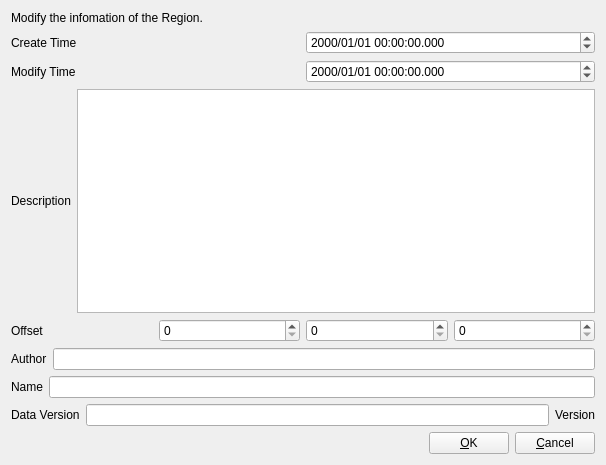
This is src/regionmodifyui.ui in DreamHelium/dhlrc as Qt 5 draws it before an edit. The edited form follows.
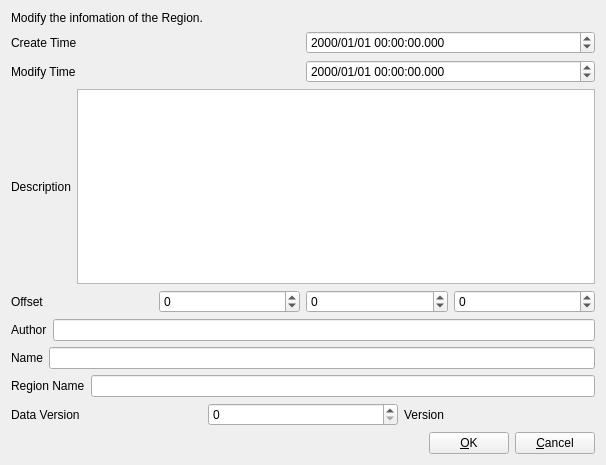
This is the edited form.

```diff
--- a/src/regionmodifyui.ui
+++ b/src/regionmodifyui.ui
@@ -81,13 +81,34 @@
       </widget>
      </item>
      <item>
-      <widget class="QSpinBox" name="xBox"/>
+      <widget class="QSpinBox" name="xBox">
+       <property name="minimum">
+        <number>-2147483647</number>
+       </property>
+       <property name="maximum">
+        <number>2147483647</number>
+       </property>
+      </widget>
      </item>
      <item>
-      <widget class="QSpinBox" name="yBox"/>
+      <widget class="QSpinBox" name="yBox">
+       <property name="minimum">
+        <number>-2147483647</number>
+       </property>
+       <property name="maximum">
+        <number>2147483647</number>
+       </property>
+      </widget>
      </item>
      <item>
-      <widget class="QSpinBox" name="zBox"/>
+      <widget class="QSpinBox" name="zBox">
+       <property name="minimum">
+        <number>-2147483647</number>
+       </property>
+       <property name="maximum">
+        <number>2147483647</number>
+       </property>
+      </widget>
      </item>
     </layout>
    </item>
@@ -119,6 +140,20 @@
      </item>
     </layout>
    </item>
+   <item>
+    <layout class="QHBoxLayout" name="horizontalLayout_9">
+     <item>
+      <widget class="QLabel" name="label_9">
+       <property name="text">
+        <string>Region Name</string>
+       </property>
+      </widget>
+     </item>
+     <item>
+      <widget class="QLineEdit" name="lineEdit_3"/>
+     </item>
+    </layout>
+   </item>
    <item>
     <layout class="QHBoxLayout" name="horizontalLayout_6">
      <item>
@@ -129,7 +164,11 @@
       </widget>
      </item>
      <item>
-      <widget class="QLineEdit" name="lineEdit_3"/>
+      <widget class="QSpinBox" name="spinBox">
+       <property name="maximum">
+        <number>2147483647</number>
+       </property>
+      </widget>
      </item>
      <item>
       <widget class="QLabel" name="versionLabel">
```
